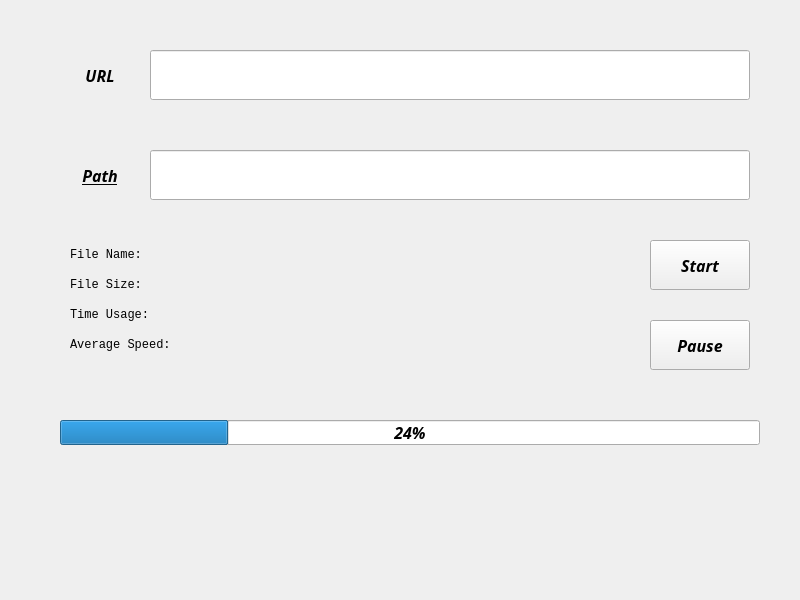
Qt form downloadmanager.ui (whuLinux/p2pDownload) before a commit.
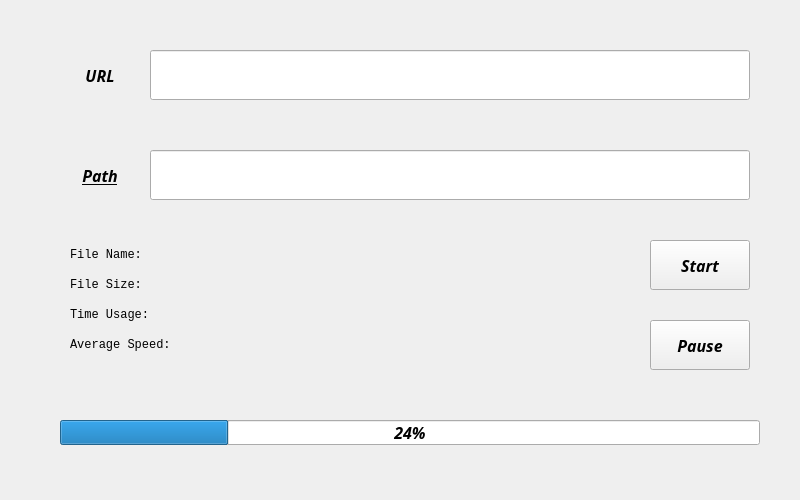
The same form after that commit.

Patch:
```diff
--- a/downloadmanager.ui
+++ b/downloadmanager.ui
@@ -7,7 +7,7 @@
     <x>0</x>
     <y>0</y>
     <width>800</width>
-    <height>600</height>
+    <height>500</height>
    </rect>
   </property>
   <property name="font">
```
